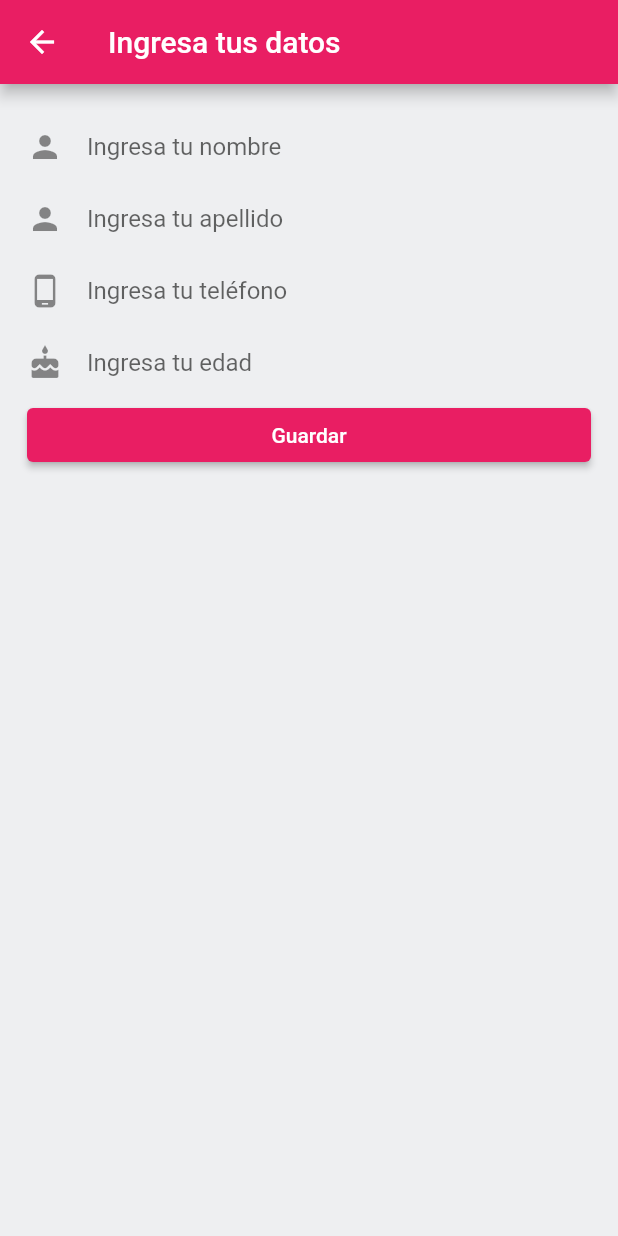
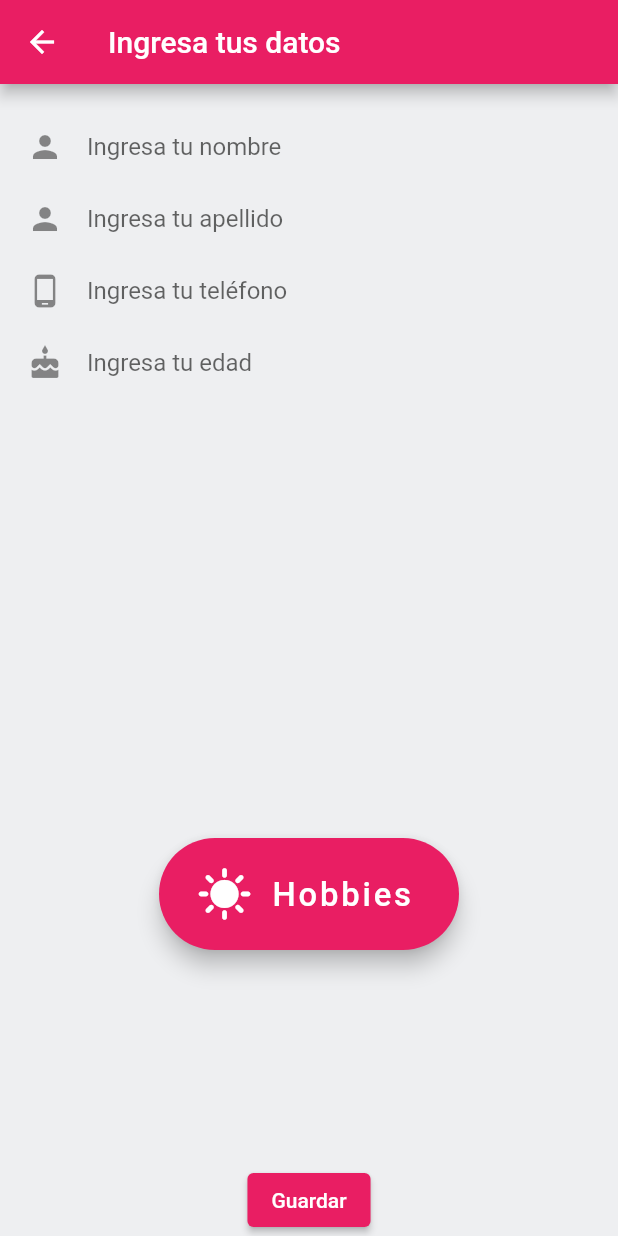
Before and after one commit to camilamlz/AppPersonasRepo, a Flutter app: the RegisterContact screen opened directly, on a phone screen of 412 x 824 dp. Run offline on Flutter 3.47's test engine with Material 2 defaults, Android fonts, the phone set to English and light mode, and no system bars; missing offline and left inert: dart:ffi.

Commit message:
Agregado botón para registro de Hobbies con ruta a clase de hobbies

```diff
--- a/lib/create.dart
+++ b/lib/create.dart
@@ -1,8 +1,8 @@
-import 'dart:ffi';
-
 import 'package:app_personas/list.dart';
 import 'package:app_personas/textbox.dart';
+import 'package:app_personas/hobbies_list.dart';
 import 'package:flutter/material.dart';
+import 'package:flutter/scheduler.dart';
 import 'package:flutter/services.dart';
 
 class RegisterContact extends StatefulWidget {
@@ -27,13 +27,21 @@ class _RegisterContact extends State<RegisterContact> {
     super.initState();
   }
 
+  void _handleSaveSelectedOptions(List<String> selectedOptions) {
+    // Handle the selected options here, such as saving them to a database or performing an action
+    print('Selected options: $selectedOptions');
+  }
+
   @override
   Widget build(BuildContext context) {
     return Scaffold(
         appBar: AppBar(
           title: const Text("Ingresa tus datos "),
         ),
-        body: ListView(
+        body: Column(
+            children: <Widget>[
+        Expanded(
+        child: ListView(
           padding: const EdgeInsets.all(18.0),
           children: [
             TextField(controller: controllerName,
@@ -66,7 +74,30 @@ class _RegisterContact extends State<RegisterContact> {
             ),
             keyboardType: TextInputType.number,
             ),
+        ]
+    )
+    ),
+    Expanded(
+      child: Container(
+    width: 200.0, // Set the width
+    height: 200.0, // Set the height
+        child: FittedBox(
+    child: FloatingActionButton.extended(
+    onPressed: () {
+      Navigator.push(context,
+      MaterialPageRoute(builder: (context) => HobbiesCheckboxList(onSaveSelectedOptions: _handleSaveSelectedOptions,)
+      )
+      );
+    },
+      backgroundColor: Colors.pink,
+      label: Text("Hobbies"),
+      icon: const Icon(Icons.sunny),
 
+
+      ),
+        )
+      )
+    ),
             ElevatedButton(
                 onPressed: () {
 
@@ -87,7 +118,8 @@ class _RegisterContact extends State<RegisterContact> {
 
                 child: const Text("Guardar")),
 
-      ]
-        ));
+
+
+  ]));
   }
 }
--- a/lib/update.dart
+++ b/lib/update.dart
@@ -1,6 +1,7 @@
 import 'package:app_personas/list.dart';
 import 'package:flutter/material.dart';
 import 'package:app_personas/textbox.dart';
+import 'package:app_personas/hobbies_list.dart';
 
 class ModifyContact extends StatefulWidget {
   final Client _client;
```
Also changed, not shown: lib/hobbies_list.dart (added, +64 -0 lines), 1 other file.
